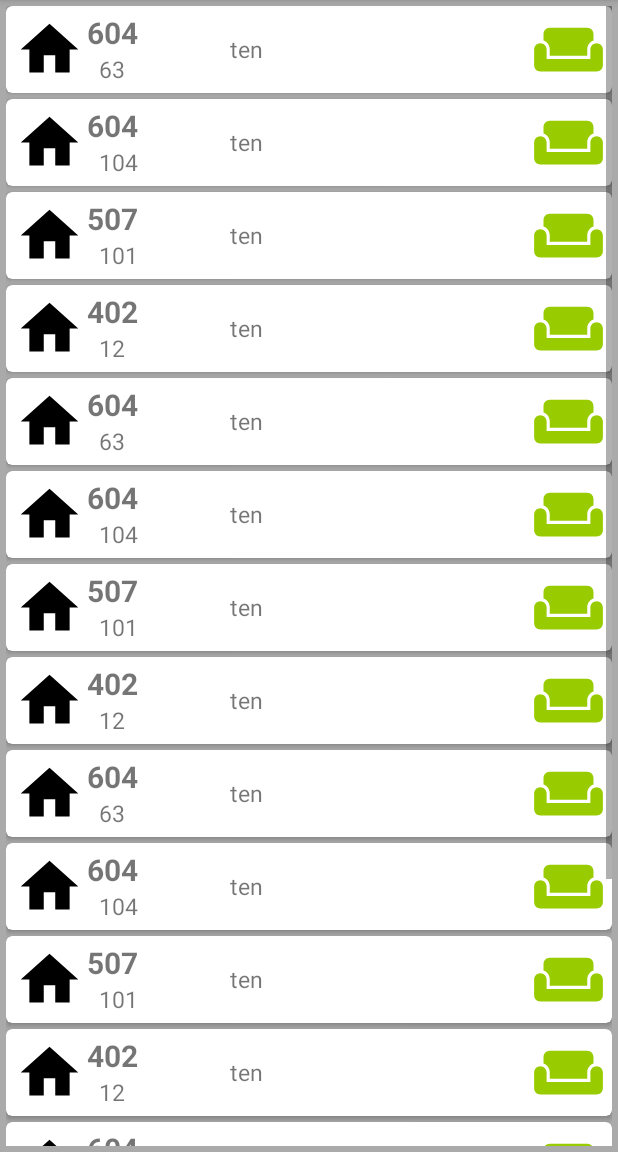
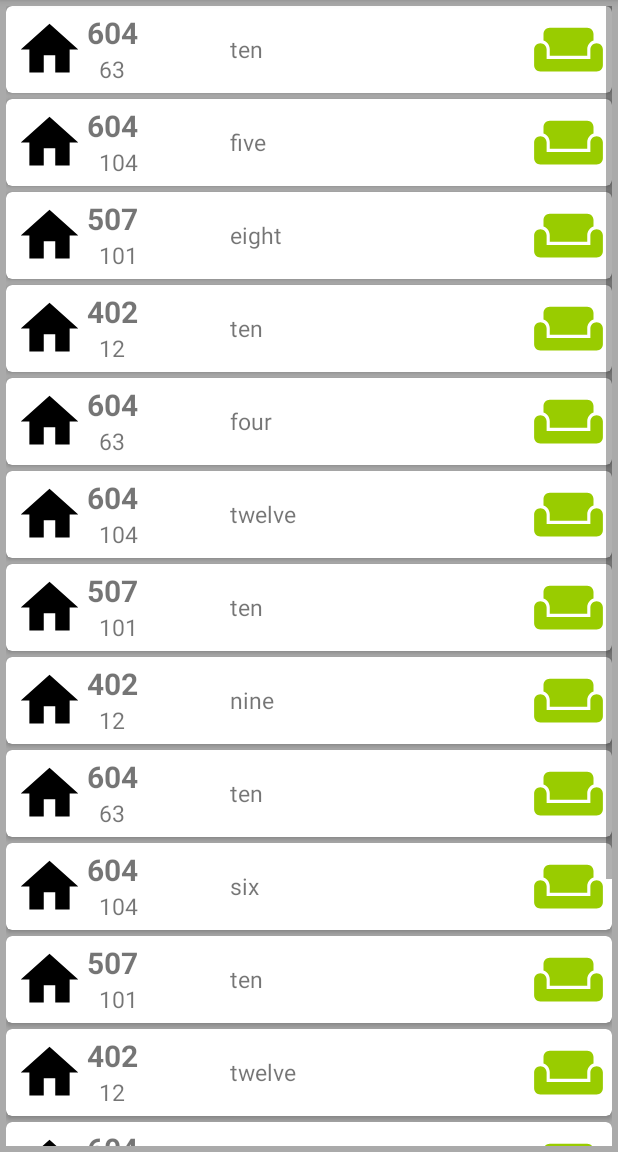
Before and after one commit to unispaceapp/unispace_app, an Android app: the screen it shows after launch (ViewFreeSpaces), after a tap on "VIEW FREE SPACES ACTIVITY", on a phone screen of 412 x 824 dp, the part 84-1236 px from its top. Run offline under Robolectric (Android 15) with nearby library versions, the phone set to English and light mode, and no system bars; libraries missing offline, so code that uses them is left out: com.firebase.client.

Commit message:
*Displays classrooms*

```diff
--- a/app/src/main/java/com/example/tiki/unispace_app/MainActivity.java
+++ b/app/src/main/java/com/example/tiki/unispace_app/MainActivity.java
@@ -3,35 +3,12 @@ package com.example.tiki.unispace_app;
 import android.content.Intent;
 import android.os.Bundle;
 import android.os.StrictMode;
-import android.support.annotation.NonNull;
-import android.support.design.widget.BottomNavigationView;
 import android.support.v7.app.AppCompatActivity;
-import android.support.v7.widget.LinearLayoutManager;
-import android.support.v7.widget.RecyclerView;
-import android.view.MenuItem;
 import android.view.View;
 import android.widget.Button;
 import android.widget.EditText;
-import android.widget.TextView;
-import com.google.firebase.iid.FirebaseInstanceId;
-
-import com.google.firebase.functions.FirebaseFunctions;
-import com.google.firebase.functions.HttpsCallableResult;
-import com.google.firebase.storage.StorageReference;
-
-import java.net.MalformedURLException;
-import java.net.URL;
-import java.util.ArrayList;
 
 public class MainActivity extends AppCompatActivity {
-    private StorageReference s;
-    private FirebaseFunctions mFunctions;
-    private FirebaseHandler firebaseHandler;
-    private RecyclerView mRecyclerView;
-    private ClassAdapter mAdapter;
-    private RecyclerView.LayoutManager mLayoutManager;
-    ArrayList<ClassroomObject> res;
-
 
     @Override
     protected void onCreate(Bundle savedInstanceState) {
@@ -52,6 +29,7 @@ public class MainActivity extends AppCompatActivity {
             public void onClick(View view) {
                 enableStrictMode();
                 setContentView(R.layout.bybuilding);
+                //final EditText et = (EditText)findViewById(R.id.building);
                 final Button b3 = (Button)findViewById(R.id.search);
                 b3.setOnClickListener(new View.OnClickListener() {
                     @Override
--- a/app/src/main/java/com/example/tiki/unispace_app/ViewFreeSpaces.java
+++ b/app/src/main/java/com/example/tiki/unispace_app/ViewFreeSpaces.java
@@ -5,20 +5,16 @@ import android.support.v7.app.AppCompatActivity;
 import android.os.Bundle;
 import android.support.v7.widget.LinearLayoutManager;
 import android.support.v7.widget.RecyclerView;
-import android.view.View;
-import com.google.firebase.functions.FirebaseFunctions;
-import com.google.firebase.storage.StorageReference;
+
 import java.util.ArrayList;
 
 public class ViewFreeSpaces extends AppCompatActivity {
 
-    private StorageReference s;
-    private FirebaseFunctions mFunctions;
     private FirebaseHandler firebaseHandler;
     private RecyclerView mRecyclerView;
     private ClassAdapter mAdapter;
     private RecyclerView.LayoutManager mLayoutManager;
-    ArrayList<ClassroomObject> res;
+    ArrayList<ClassroomObject> classroomObjects;
 
     @Override
     protected void onCreate(Bundle savedInstanceState) {
@@ -28,40 +24,40 @@ public class ViewFreeSpaces extends AppCompatActivity {
         mRecyclerView = findViewById(R.id.recyclerView);
         mRecyclerView.setHasFixedSize(true);
         mLayoutManager = new LinearLayoutManager(this);
-        res = new ArrayList<>();
+        classroomObjects = new ArrayList<>();
         Intent intent = getIntent();
         String request = intent.getStringExtra(Intent.EXTRA_TEXT);
         if(request.equals("ALL")) {
-           // res = firebaseHandler.GetAllClassrooms();
+           // classroomObjects = firebaseHandler.GetAllClassrooms();
         } else {
-           // res = firebaseHandler.GetClassroomsByBuilding(Integer.parseInt(request));
+           // classroomObjects = firebaseHandler.GetClassroomsByBuilding(Integer.parseInt(request));
         }
         //TO TEST:
-        res.add(new ClassroomObject(604, 63, "ten", R.drawable.ic_home_black_24dp));
-        res.add(new ClassroomObject(604, 104, "ten", R.drawable.ic_home_black_24dp));
-        res.add(new ClassroomObject(507, 101, "ten", R.drawable.ic_home_black_24dp));
-        res.add(new ClassroomObject(402, 12, "ten", R.drawable.ic_home_black_24dp));
-        res.add(new ClassroomObject(604, 63, "ten", R.drawable.ic_home_black_24dp));
-        res.add(new ClassroomObject(604, 104, "ten", R.drawable.ic_home_black_24dp));
-        res.add(new ClassroomObject(507, 101, "ten", R.drawable.ic_home_black_24dp));
-        res.add(new ClassroomObject(402, 12, "ten", R.drawable.ic_home_black_24dp));
-        res.add(new ClassroomObject(604, 63, "ten", R.drawable.ic_home_black_24dp));
-        res.add(new ClassroomObject(604, 104, "ten", R.drawable.ic_home_black_24dp));
-        res.add(new ClassroomObject(507, 101, "ten", R.drawable.ic_home_black_24dp));
-        res.add(new ClassroomObject(402, 12, "ten", R.drawable.ic_home_black_24dp));
-        res.add(new ClassroomObject(604, 63, "ten", R.drawable.ic_home_black_24dp));
-        res.add(new ClassroomObject(604, 104, "ten", R.drawable.ic_home_black_24dp));
-        res.add(new ClassroomObject(507, 101, "ten", R.drawable.ic_home_black_24dp));
-        res.add(new ClassroomObject(402, 12, "ten", R.drawable.ic_home_black_24dp));
+        classroomObjects.add(new ClassroomObject(604, 63, "ten", R.drawable.ic_home_black_24dp));
+        classroomObjects.add(new ClassroomObject(604, 104, "five", R.drawable.ic_home_black_24dp));
+        classroomObjects.add(new ClassroomObject(507, 101, "eight", R.drawable.ic_home_black_24dp));
+        classroomObjects.add(new ClassroomObject(402, 12, "ten", R.drawable.ic_home_black_24dp));
+        classroomObjects.add(new ClassroomObject(604, 63, "four", R.drawable.ic_home_black_24dp));
+        classroomObjects.add(new ClassroomObject(604, 104, "twelve", R.drawable.ic_home_black_24dp));
+        classroomObjects.add(new ClassroomObject(507, 101, "ten", R.drawable.ic_home_black_24dp));
+        classroomObjects.add(new ClassroomObject(402, 12, "nine", R.drawable.ic_home_black_24dp));
+        classroomObjects.add(new ClassroomObject(604, 63, "ten", R.drawable.ic_home_black_24dp));
+        classroomObjects.add(new ClassroomObject(604, 104, "six", R.drawable.ic_home_black_24dp));
+        classroomObjects.add(new ClassroomObject(507, 101, "ten", R.drawable.ic_home_black_24dp));
+        classroomObjects.add(new ClassroomObject(402, 12, "twelve", R.drawable.ic_home_black_24dp));
+        classroomObjects.add(new ClassroomObject(604, 63, "ten", R.drawable.ic_home_black_24dp));
+        classroomObjects.add(new ClassroomObject(604, 104, "eleven", R.drawable.ic_home_black_24dp));
+        classroomObjects.add(new ClassroomObject(507, 101, "seven", R.drawable.ic_home_black_24dp));
+        classroomObjects.add(new ClassroomObject(402, 12, "ten", R.drawable.ic_home_black_24dp));
 
-        mAdapter = new ClassAdapter(res);
+        mAdapter = new ClassAdapter(classroomObjects);
         mRecyclerView.setLayoutManager(mLayoutManager);
         mRecyclerView.setAdapter(mAdapter);
         mAdapter.setOnItemClickListener(new ClassAdapter.OnItemClickListener() {
 
             @Override
             public void onOccupyClick(int position) {
-                res.get(position).TEST_CHANGE("OCCUPIED!");
+                classroomObjects.get(position).TEST_CHANGE("OCCUPIED!");
                 mAdapter.notifyItemChanged(position);
             }
         });
```
Also changed, not shown: app/src/main/java/com/example/tiki/unispace_app/ClassroomObject.java (+0 -9 lines).
